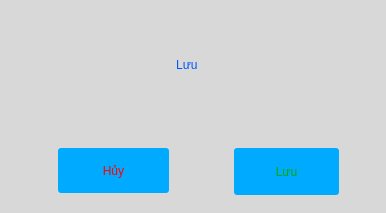
Before: the Qt Designer form Ui/SaveDataDialog.ui in Lam-dev/TheoryFaceRecognition, drawn with Qt 5.
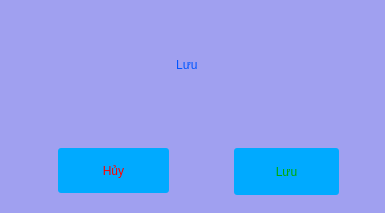
After: the same form once the commit is applied.

```diff
--- a/Ui/SaveDataDialog.ui
+++ b/Ui/SaveDataDialog.ui
@@ -6,7 +6,7 @@
    <rect>
     <x>0</x>
     <y>0</y>
-    <width>386</width>
+    <width>385</width>
     <height>213</height>
    </rect>
   </property>
@@ -14,7 +14,7 @@
    <string>Dialog</string>
   </property>
   <property name="styleSheet">
-   <string notr="true">background-color: rgb(216, 216, 216);</string>
+   <string notr="true">background-color: rgb(160, 160, 240);</string>
   </property>
   <widget class="QLabel" name="label">
    <property name="geometry">
```
